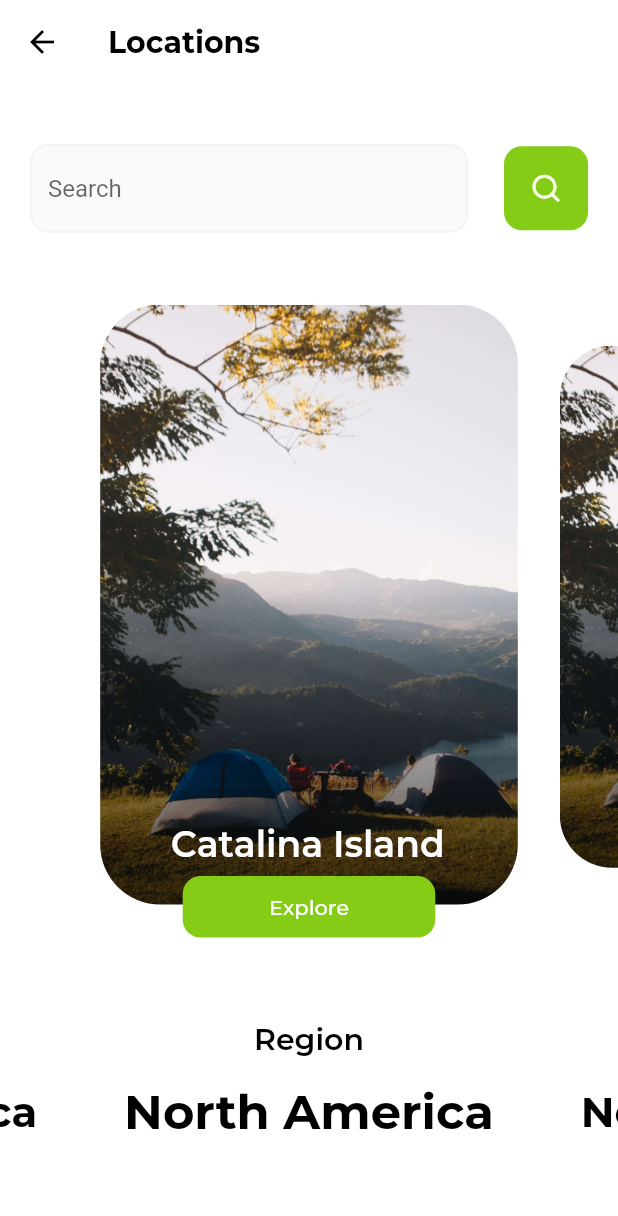
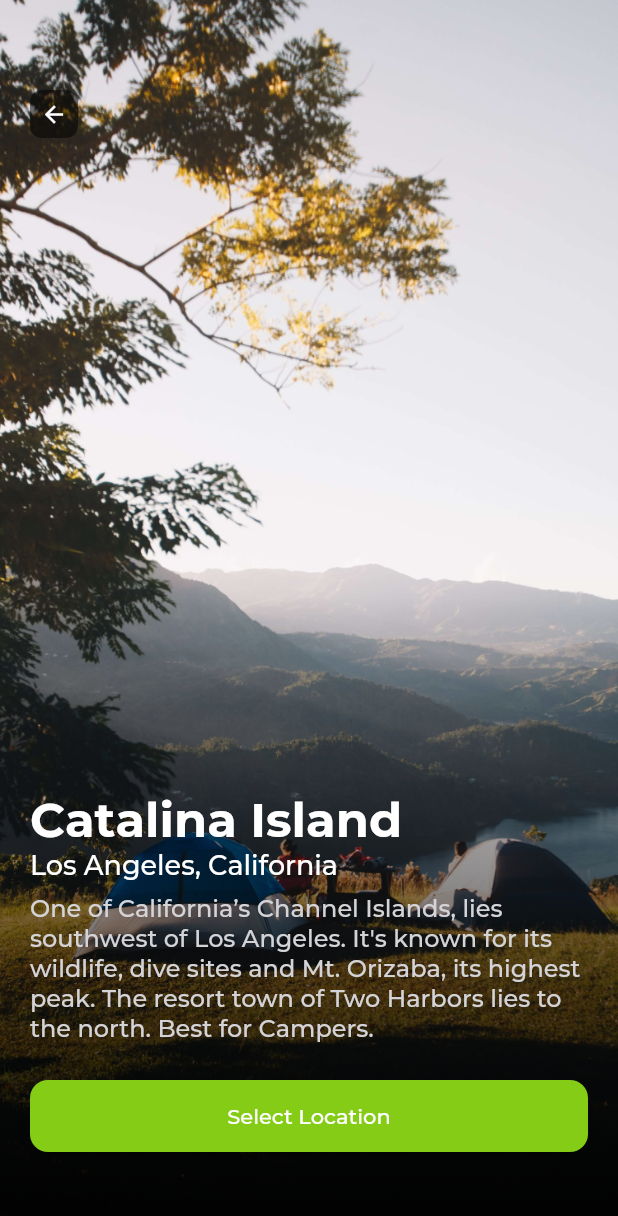
Before and after one commit to ravshan1119/camping, a Flutter app: the AddTripLocationsPage screen opened by its route, after a tap on "Explore", on a phone screen of 412 x 824 dp. Shown: the top 1216 px of the screen. Run offline on Flutter 3.47's test engine with Material 3 defaults, Android fonts, the phone set to English and light mode, and no system bars; drawn by our look-alikes of carousel_slider; our stand-ins replace bloc, cloud_firestore, connectivity_plus, dio, equatable, firebase_auth and 10 more; missing offline and left inert: alica; accounts and stored records are empty; project files that could hold a hidden picture were left out.

Commit message:
ui responsive

```diff
--- a/lib/core/route/routes.dart
+++ b/lib/core/route/routes.dart
@@ -1,4 +1,5 @@
 import 'package:camping/screens/add_trip/add_trip_page.dart';
+import 'package:camping/screens/add_trip/pages/add_trip_location_view/add_trip_location_view.dart';
 import 'package:camping/screens/add_trip/pages/add_trip_locations_page/add_trip_locations_page.dart';
 import 'package:camping/screens/add_trip/pages/add_trip_start_page/add_trip_start_page.dart';
 import 'package:camping/screens/auth/auth_page.dart';
@@ -27,5 +28,6 @@ class Routes {
         RouteList.language: (context) => const LanguagePage(),
         RouteList.addTripStart: (context) => const AddTripStartPage(),
         RouteList.addTripLocation: (context) => const AddTripLocationsPage(),
+        RouteList.addTripLocationView: (context) => const AddTripLocationView(),
       };
 }
--- a/lib/core/route/routes_const.dart
+++ b/lib/core/route/routes_const.dart
@@ -13,4 +13,5 @@ class RouteList {
   static const String language = '/language';
   static const String addTripStart = '/add_trip_start';
   static const String addTripLocation = '/add_trip_location';
+  static const String addTripLocationView = '/add_trip_location_view';
 }
--- a/lib/screens/add_trip/add_trip_page.dart
+++ b/lib/screens/add_trip/add_trip_page.dart
@@ -107,6 +107,7 @@ class _AddTripPageState extends State<AddTripPage> {
                   id: "CMP21992822",
                 ),
               ),
+              50.h,
               const EmptyPage()
             ],
           ),
--- /dev/null
+++ b/lib/screens/add_trip/pages/add_trip_location_view/add_trip_location_view.dart
@@ -0,0 +1,98 @@
+import 'package:camping/core/app_colors.dart';
+import 'package:camping/core/app_images.dart';
+import 'package:camping/core/extension.dart';
+import 'package:camping/core/route/navigator.dart';
+import 'package:camping/screens/common/my_elevated_button.dart';
+import 'package:camping/screens/common/text_widget.dart';
+import 'package:flutter/cupertino.dart';
+import 'package:flutter/material.dart';
+
+class AddTripLocationView extends StatefulWidget {
+  const AddTripLocationView({super.key});
+
+  @override
+  State<AddTripLocationView> createState() => _AddTripLocationViewState();
+}
+
+class _AddTripLocationViewState extends State<AddTripLocationView> {
+  @override
+  Widget build(BuildContext context) {
+    return Scaffold(
+      body: Stack(
+        children: [
+          Container(
+            width: double.infinity,
+            child: Image.asset(AppImages.locationView,fit: BoxFit.cover,),
+          ),
+          Padding(
+            padding:
+                const EdgeInsets.only(top: 60, left: 20, right: 20, bottom: 32),
+            child: Column(
+              crossAxisAlignment: CrossAxisAlignment.start,
+              children: [
+                Container(
+                  decoration: BoxDecoration(
+                    borderRadius: BorderRadius.circular(8),
+                    color: Colors.black45.withOpacity(0.5),
+                  ),
+                  height: 32,
+                  width: 32,
+                  child: Material(
+                    color: Colors.transparent,
+                    borderRadius: BorderRadius.circular(8),
+                    child: InkWell(
+                      borderRadius: BorderRadius.circular(8),
+                      onTap: () {
+                        navigator.pop();
+                      },
+                      child: Center(
+                        child: Icon(
+                          Icons.adaptive.arrow_back_outlined,
+                          color: Colors.white,
+                          size: 18,
+                        ),
+                      ),
+                    ),
+                  ),
+                ),
+                const Spacer(),
+                const TextWidget(
+                  text: "Catalina Island",
+                  textColor: Colors.white,
+                  fontWeight: FontWeight.w700,
+                  fontSize: 32,
+                ),
+                const TextWidget(
+                  text: "Los Angeles, California",
+                  textColor: Colors.white,
+                  fontWeight: FontWeight.w500,
+                  fontSize: 18,
+                ),
+                8.h,
+                const TextWidget(
+                  text:
+                      "One of California’s Channel Islands, lies southwest of Los Angeles. It's known for its wildlife, dive sites and Mt. Orizaba, its highest peak. The resort town of Two Harbors lies to the north. Best for Campers.",
+                  textColor: AppColors.grey_300,
+                  fontWeight: FontWeight.w400,
+                  fontSize: 16,
+                ),
+                24.h,
+                MyElevatedButton(
+                  onTap: (){},
+                  expanded: true,
+                  primaryColor: AppColors.green_500,
+                  child: const TextWidget(
+                    text: "Select Location",
+                    textColor: Colors.white,
+                    fontWeight: FontWeight.w500,
+                    fontSize: 14,
+                  ),
+                ),24.h,
+              ],
+            ),
+          )
+        ],
+      ),
+    );
+  }
+}
--- a/lib/screens/add_trip/pages/add_trip_locations_page/add_trip_locations_page.dart
+++ b/lib/screens/add_trip/pages/add_trip_locations_page/add_trip_locations_page.dart
@@ -1,13 +1,15 @@
 import 'package:camping/core/app_colors.dart';
 import 'package:camping/core/app_icons.dart';
 import 'package:camping/core/app_images.dart';
-import 'package:camping/core/constants.dart';
 import 'package:camping/core/extension.dart';
-import 'package:camping/screens/common/text_form_field_widget.dart';
+import 'package:camping/core/route/navigator.dart';
+import 'package:camping/core/route/routes_const.dart';
+import 'package:camping/screens/add_trip/pages/add_trip_location_search_page/add_trip_lcoation_search_page.dart';
 import 'package:camping/screens/common/text_widget.dart';
 import 'package:carousel_slider/carousel_slider.dart';
 import 'package:flutter/material.dart';
 import 'package:flutter_svg/flutter_svg.dart';
+import 'package:page_transition/page_transition.dart';
 
 class AddTripLocationsPage extends StatefulWidget {
   const AddTripLocationsPage({super.key});
@@ -18,11 +20,11 @@ class AddTripLocationsPage extends StatefulWidget {
 
 class _AddTripLocationsPageState extends State<AddTripLocationsPage> {
   final _carouselController = CarouselController();
-  final _searchController = TextEditingController();
   @override
   Widget build(BuildContext context) {
     return Scaffold(
       appBar: AppBar(
+        toolbarHeight: 60,
         elevation: 0,
         leading: IconButton(
           splashRadius: 28,
@@ -41,20 +43,49 @@ class _AddTripLocationsPageState extends State<AddTripLocationsPage> {
       ),
       body: Column(
         children: [
-          40.h,
+          20.h,
           Padding(
-            padding: const EdgeInsets.symmetric(horizontal: kDefaultPadding),
+            padding: const EdgeInsets.symmetric(horizontal: 20),
             child: Row(
               children: [
                 Flexible(
-                  child: MyTextFormField(
-                    fillColor: AppColors.grey_50,
-                    radius: 12,
-                    textInputType: TextInputType.name,
-                    textInputAction: TextInputAction.next,
-                    controller: _searchController,
-                    hintText: 'Search',
-                    onChanged: (v) {},
+                  child: Container(
+                    height: 60,
+                    decoration: BoxDecoration(
+                      borderRadius: BorderRadius.circular(12),
+                      color: AppColors.grey_50,
+                      border: Border.all(
+                        color: AppColors.grey_100,
+                      ),
+                    ),
+                    child: Material(
+                      borderRadius: BorderRadius.circular(12),
+                      color: Colors.transparent,
+                      child: InkWell(
+                        onTap: () {
+                          Navigator.push(
+                              context,
+                              PageTransition(
+                                  type: PageTransitionType.fade,
+                                  child: const AddTripLocationSearchPage()));
+                        },
+                        borderRadius: BorderRadius.circular(12),
+                        child: const Padding(
+                          padding: EdgeInsets.symmetric(horizontal: 16.0),
+                          child: Row(
+                            children: [
+                              TextWidget(
+                                textAlign: TextAlign.center,
+                                text: "Search",
+                                textColor: AppColors.grey_400,
+                                fontWeight: FontWeight.w400,
+                                fontSize: 14,
+                              ),
+                            ],
+                          ),
+                        ),
+                      ),
+                    ),
                   ),
                 ),
                 24.w,
@@ -63,9 +94,27 @@ class _AddTripLocationsPageState extends State<AddTripLocationsPage> {
                     borderRadius: BorderRadius.circular(12),
                     color: AppColors.green_500,
                   ),
-                  child: Padding(
-                    padding: const EdgeInsets.all(16.0),
-                    child: SvgPicture.asset(AppIcons.search),
+                  child: Material(
+                    color: Colors.transparent,
+                    borderRadius: BorderRadius.circular(12),
+                    child: InkWell(
+                      borderRadius: BorderRadius.circular(12),
+                      onTap: () {
+                        Navigator.push(
+                            context,
+                            PageTransition(
+                                type: PageTransitionType.fade,
+                                child: const AddTripLocationSearchPage()));
+                      },
+                      child: Padding(
+                        padding: const EdgeInsets.all(18.0),
+                        child: SvgPicture.asset(
+                          AppIcons.search,
+                          height: 24,
+                          width: 24,
+                        ),
+                      ),
+                    ),
                   ),
                 ),
               ],
@@ -80,7 +129,7 @@ class _AddTripLocationsPageState extends State<AddTripLocationsPage> {
                     return Stack(
                       children: [
                         Container(
-                          height: 400,
+                          height: MediaQuery.of(context).size.height * 0.45,
                           width: MediaQuery.of(context).size.width,
                           margin: const EdgeInsets.symmetric(horizontal: 5.0),
                           decoration: BoxDecoration(
@@ -95,10 +144,11 @@ class _AddTripLocationsPageState extends State<AddTripLocationsPage> {
                           ),
                         ),
                         const Positioned(
-                          left: 52,
-                          right: 52,
+                          left: 10,
+                          right: 10,
                           bottom: 48,
                           child: TextWidget(
+                            textAlign: TextAlign.center,
                             text: "Catalina Island",
                             textColor: Colors.white,
                             fontWeight: FontWeight.w600,
@@ -119,7 +169,10 @@ class _AddTripLocationsPageState extends State<AddTripLocationsPage> {
                               color: Colors.transparent,
                               child: InkWell(
                                 borderRadius: BorderRadius.circular(12),
-                                onTap: () {},
+                                onTap: () {
+                                  navigator
+                                      .pushNamed(RouteList.addTripLocationView);
+                                },
                                 child: const Padding(
                                   padding: EdgeInsets.symmetric(vertical: 12),
                                   child: TextWidget(
@@ -141,7 +194,7 @@ class _AddTripLocationsPageState extends State<AddTripLocationsPage> {
               }).toList(),
               options: CarouselOptions(
                 onScrolled: (value) {},
-                height: 422,
+                height: MediaQuery.of(context).size.height * 0.45 + 22,
                 aspectRatio: 16 / 9,
                 viewportFraction: 0.7,
                 initialPage: 0,
@@ -153,16 +206,22 @@ class _AddTripLocationsPageState extends State<AddTripLocationsPage> {
                 autoPlayCurve: Curves.fastOutSlowIn,
                 enlargeCenterPage: true,
                 enlargeFactor: 0.3,
-                onPageChanged: (index, reason) {},
+                onPageChanged: (index, reason) {
+                  _carouselController.animateToPage(
+                    index,
+                    duration: const Duration(milliseconds: 300),
+                    curve: Curves.easeIn,
+                  );
+                },
                 scrollDirection: Axis.horizontal,
               )),
-          56.h,
+          30.h,
           const Center(
             child: TextWidget(
               text: "Region",
               textColor: Colors.black,
               fontWeight: FontWeight.w600,
-              fontSize: 20,
+              fontSize: 18,
             ),
           ),
           16.h,
@@ -175,10 +234,11 @@ class _AddTripLocationsPageState extends State<AddTripLocationsPage> {
                       children: [
                         Center(
                           child: TextWidget(
+                            textAlign: TextAlign.center,
                             text: "North America",
                             textColor: Colors.black,
                             fontWeight: FontWeight.w700,
-                            fontSize: 32,
+                            fontSize: 28,
                           ),
                         ),
                       ],
@@ -187,6 +247,9 @@ class _AddTripLocationsPageState extends State<AddTripLocationsPage> {
                 );
               }).toList(),
               options: CarouselOptions(
+                scrollPhysics:
+                    const ScrollPhysics(parent: NeverScrollableScrollPhysics()),
+                onScrolled: (value) {},
                 height: 40,
                 aspectRatio: 16 / 9,
                 viewportFraction: 0.7,
@@ -199,7 +262,13 @@ class _AddTripLocationsPageState extends State<AddTripLocationsPage> {
                 autoPlayCurve: Curves.fastOutSlowIn,
                 enlargeCenterPage: true,
                 enlargeFactor: 0.3,
-                onPageChanged: (index, reason) {},
+                onPageChanged: (index, reason) {
+                  _carouselController.animateToPage(
+                    index,
+                    duration: const Duration(milliseconds: 300),
+                    curve: Curves.easeIn,
+                  );
+                },
                 scrollDirection: Axis.horizontal,
               )),
         ],
--- a/lib/screens/add_trip/widget/empty_page.dart
+++ b/lib/screens/add_trip/widget/empty_page.dart
@@ -9,8 +9,9 @@ class EmptyPage extends StatelessWidget {
   @override
   Widget build(BuildContext context) {
     return Column(
+      mainAxisAlignment: MainAxisAlignment.center,
+      crossAxisAlignment: CrossAxisAlignment.center,
       children: [
-        150.h,
         Image.asset(AppImages.addTrip, height: 180),
         10.h,
         const TextWidget(
--- a/lib/screens/how_to_use/widget/how_to_use_item.dart
+++ b/lib/screens/how_to_use/widget/how_to_use_item.dart
@@ -58,7 +58,7 @@ class HowToUseItem extends StatelessWidget {
                   ),
                   8.h,
                   SizedBox(
-                    width: MediaQuery.of(context).size.width * 0.65,
+                    width: MediaQuery.of(context).size.width * 0.6,
                     child: Text(
                       description,
                       style: const TextStyle(
```
Also changed, not shown: lib/screens/add_trip/pages/add_trip_location_search_page/add_trip_lcoation_search_page.dart (added, +69 -0 lines), lib/screens/add_trip/pages/add_trip_location_search_page/widget/location_search_item.dart (added, +70 -0 lines), lib/screens/notifications/widget/notification_item.dart (+10 -5 lines), lib/screens/onboarding/widgets/page_view_card.dart (+7 -1 lines).
